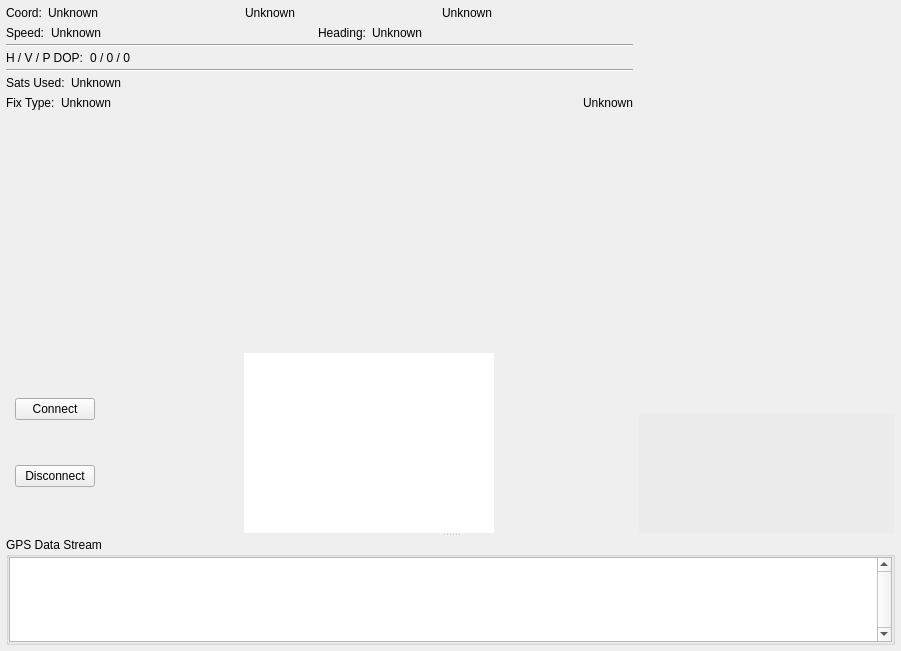
openpilot/OpenPilot, file ground/openpilotgcs/src/plugins/gpsdisplay/gpsdisplaywidget.ui: the form before one commit.
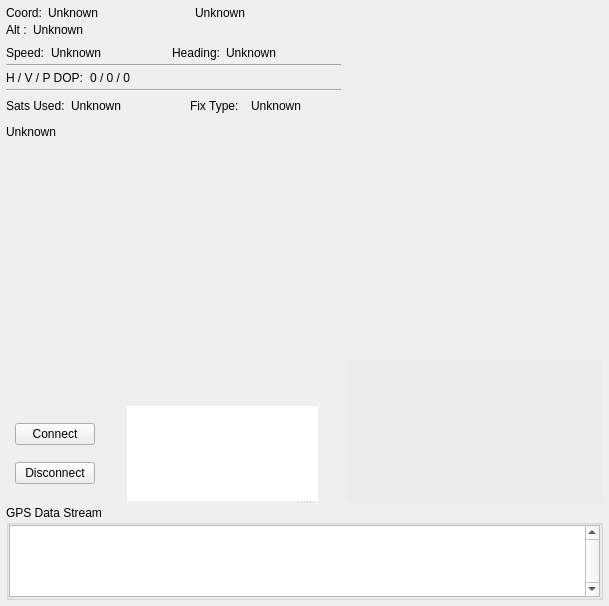
The form after the commit. Custom widgets are drawn as their Qt base class.

Commit message: OP-1543 Revert flatEarth.png tot original - Text placement

What changed in the file:
```diff
--- a/ground/openpilotgcs/src/plugins/gpsdisplay/gpsdisplaywidget.ui
+++ b/ground/openpilotgcs/src/plugins/gpsdisplay/gpsdisplaywidget.ui
@@ -6,8 +6,8 @@
    <rect>
     <x>0</x>
     <y>0</y>
-    <width>901</width>
-    <height>651</height>
+    <width>609</width>
+    <height>606</height>
    </rect>
   </property>
   <property name="sizePolicy">
@@ -59,7 +59,7 @@
          <property name="maximumSize">
           <size>
            <width>400</width>
-           <height>120</height>
+           <height>140</height>
           </size>
          </property>
          <property name="palette">
@@ -204,12 +204,12 @@
         </layout>
        </item>
        <item row="0" column="0" rowspan="2">
-        <layout class="QVBoxLayout" name="infoVerticalLayout" stretch="0,0,0,0,0,0,0,0,0,0,0,0,0,1,0">
+        <layout class="QVBoxLayout" name="infoVerticalLayout" stretch="0,0,0,0,0,0,0,0,0,0,0,0,0,0,0,1,0">
          <property name="spacing">
           <number>0</number>
          </property>
          <item>
-          <layout class="QHBoxLayout" name="infoHorizontalLayout1" stretch="0,0,1,0,1,0,1">
+          <layout class="QHBoxLayout" name="infoHorizontalLayout1" stretch="0,0,1,0,1,0">
            <property name="spacing">
             <number>0</number>
            </property>
@@ -282,6 +282,36 @@
              </property>
             </spacer>
            </item>
+          </layout>
+         </item>
+         <item>
+          <layout class="QHBoxLayout" name="horizontalLayout_2">
+           <property name="topMargin">
+            <number>0</number>
+           </property>
+           <item>
+            <widget class="QLabel" name="alt_label">
+             <property name="text">
+              <string>Alt :</string>
+             </property>
+            </widget>
+           </item>
+           <item>
+            <spacer name="horizontalSpacer_15">
+             <property name="orientation">
+              <enum>Qt::Horizontal</enum>
+             </property>
+             <property name="sizeType">
+              <enum>QSizePolicy::Minimum</enum>
+             </property>
+             <property name="sizeHint" stdset="0">
+              <size>
+               <width>6</width>
+               <height>20</height>
+              </size>
+             </property>
+            </spacer>
+           </item>
            <item>
             <widget class="QLabel" name="coord_value_3">
              <property name="text">
@@ -289,6 +319,19 @@
              </property>
             </widget>
            </item>
+           <item>
+            <spacer name="horizontalSpacer_16">
+             <property name="orientation">
+              <enum>Qt::Horizontal</enum>
+             </property>
+             <property name="sizeHint" stdset="0">
+              <size>
+               <width>40</width>
+               <height>20</height>
+              </size>
+             </property>
+            </spacer>
+           </item>
           </layout>
          </item>
          <item>
@@ -506,7 +549,7 @@
           </spacer>
          </item>
          <item>
-          <layout class="QHBoxLayout" name="infoHorizontalLayout4" stretch="0,0,1">
+          <layout class="QHBoxLayout" name="infoHorizontalLayout4" stretch="0,0,1,0,0,0,0,0,0,0">
            <property name="spacing">
             <number>0</number>
            </property>
@@ -535,34 +578,46 @@
            </item>
            <item>
             <widget class="QLabel" name="status_value">
+             <property name="maximumSize">
+              <size>
+               <width>100</width>
+               <height>16777215</height>
+              </size>
+             </property>
              <property name="text">
               <string>Unknown</string>
              </property>
             </widget>
            </item>
-          </layout>
-         </item>
-         <item>
-          <spacer name="verticalSpacer_4">
-           <property name="orientation">
-            <enum>Qt::Vertical</enum>
-           </property>
-           <property name="sizeType">
-            <enum>QSizePolicy::Preferred</enum>
-           </property>
-           <property name="sizeHint" stdset="0">
-            <size>
-             <width>20</width>
-             <height>6</height>
-            </size>
-           </property>
-          </spacer>
-         </item>
-         <item>
-          <layout class="QHBoxLayout" name="infoHorizontalLayout5" stretch="0,0,1,0,0">
-           <property name="spacing">
-            <number>0</number>
-           </property>
+           <item>
+            <spacer name="horizontalSpacer_17">
+             <property name="orientation">
+              <enum>Qt::Horizontal</enum>
+             </property>
+             <property name="sizeHint" stdset="0">
+              <size>
+               <width>40</width>
+               <height>20</height>
+              </size>
+             </property>
+            </spacer>
+           </item>
+           <item>
+            <spacer name="horizontalSpacer_11">
+             <property name="orientation">
+              <enum>Qt::Horizontal</enum>
+             </property>
+             <property name="sizeType">
+              <enum>QSizePolicy::Minimum</enum>
+             </property>
+             <property name="sizeHint" stdset="0">
+              <size>
+               <width>6</width>
+               <height>0</height>
+              </size>
+             </property>
+            </spacer>
+           </item>
            <item>
             <widget class="QLabel" name="fix_label">
              <property name="text">
@@ -571,7 +626,7 @@
             </widget>
            </item>
            <item>
-            <spacer name="horizontalSpacer_11">
+            <spacer name="horizontalSpacer_20">
              <property name="orientation">
               <enum>Qt::Horizontal</enum>
              </property>
@@ -586,20 +641,13 @@
              </property>
             </spacer>
            </item>
-           <item>
-            <widget class="QLabel" name="fix_value">
-             <property name="text">
-              <string>Unknown</string>
-             </property>
-            </widget>
-           </item>
            <item>
             <spacer name="horizontalSpacer_12">
              <property name="orientation">
               <enum>Qt::Horizontal</enum>
              </property>
              <property name="sizeType">
-              <enum>QSizePolicy::Minimum</enum>
+              <enum>QSizePolicy::Expanding</enum>
              </property>
              <property name="sizeHint" stdset="0">
               <size>
@@ -609,13 +657,85 @@
              </property>
             </spacer>
            </item>
+           <item>
+            <widget class="QLabel" name="fix_value">
+             <property name="text">
+              <string>Unknown</string>
+             </property>
+            </widget>
+           </item>
+           <item>
+            <spacer name="horizontalSpacer_19">
+             <property name="orientation">
+              <enum>Qt::Horizontal</enum>
+             </property>
+             <property name="sizeHint" stdset="0">
+              <size>
+               <width>40</width>
+               <height>20</height>
+              </size>
+             </property>
+            </spacer>
+           </item>
+          </layout>
+         </item>
+         <item>
+          <spacer name="verticalSpacer_4">
+           <property name="orientation">
+            <enum>Qt::Vertical</enum>
+           </property>
+           <property name="sizeType">
+            <enum>QSizePolicy::Preferred</enum>
+           </property>
+           <property name="sizeHint" stdset="0">
+            <size>
+             <width>20</width>
+             <height>6</height>
+            </size>
+           </property>
+          </spacer>
+         </item>
+         <item>
+          <layout class="QHBoxLayout" name="infoHorizontalLayout5" stretch="0,0">
+           <property name="spacing">
+            <number>0</number>
+           </property>
+           <property name="topMargin">
+            <number>0</number>
+           </property>
            <item>
             <widget class="QLabel" name="time_value">
+             <property name="maximumSize">
+              <size>
+               <width>16777215</width>
+               <height>16777215</height>
+              </size>
+             </property>
              <property name="text">
               <string>Unknown</string>
              </property>
             </widget>
            </item>
+           <item>
+            <spacer name="horizontalSpacer_18">
+             <property name="orientation">
+              <enum>Qt::Horizontal</enum>
+             </property>
+             <property name="sizeHint" stdset="0">
+              <size>
+               <width>40</width>
+               <height>20</height>
+              </size>
+             </property>
+            </spacer>
+           </item>
+          </layout>
+         </item>
+         <item>
+          <layout class="QHBoxLayout" name="horizontalLayout_3">
+           <property name="topMargin">
+            <number>0</number>
+           </property>
           </layout>
          </item>
          <item>
@@ -715,14 +835,14 @@
              </property>
              <property name="minimumSize">
               <size>
-               <width>250</width>
-               <height>180</height>
+               <width>191</width>
+               <height>95</height>
               </size>
              </property>
              <property name="maximumSize">
               <size>
-               <width>250</width>
-               <height>180</height>
+               <width>191</width>
+               <height>95</height>
               </size>
              </property>
              <property name="acceptDrops">
```
The commit also changes 1 other file.
